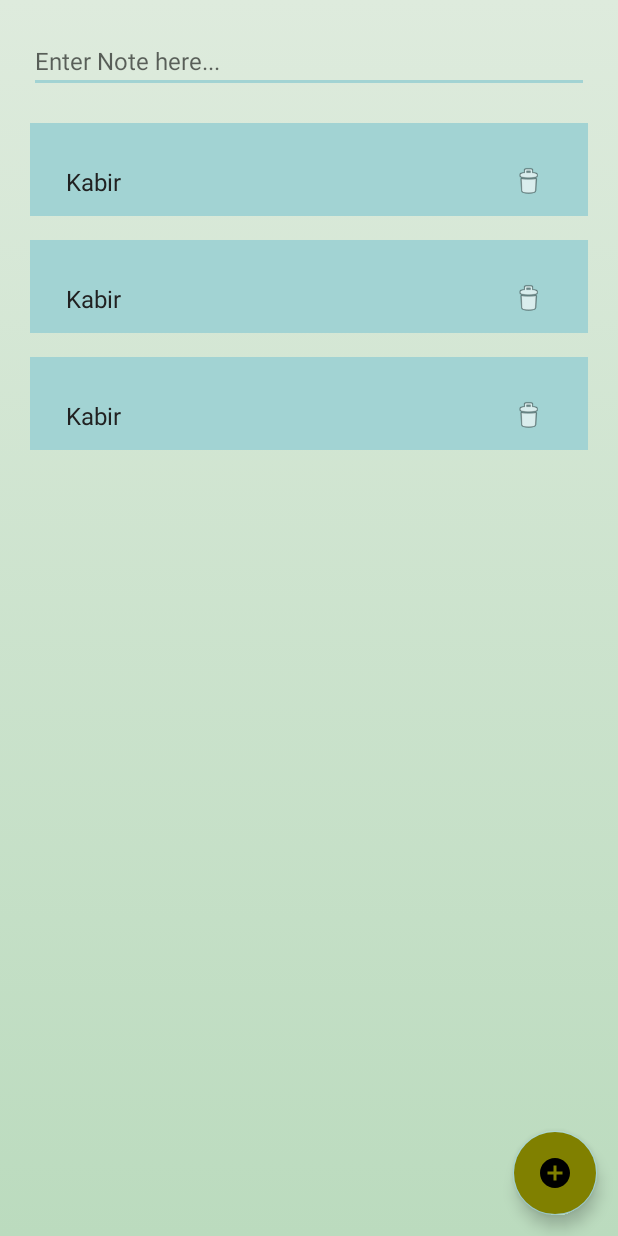
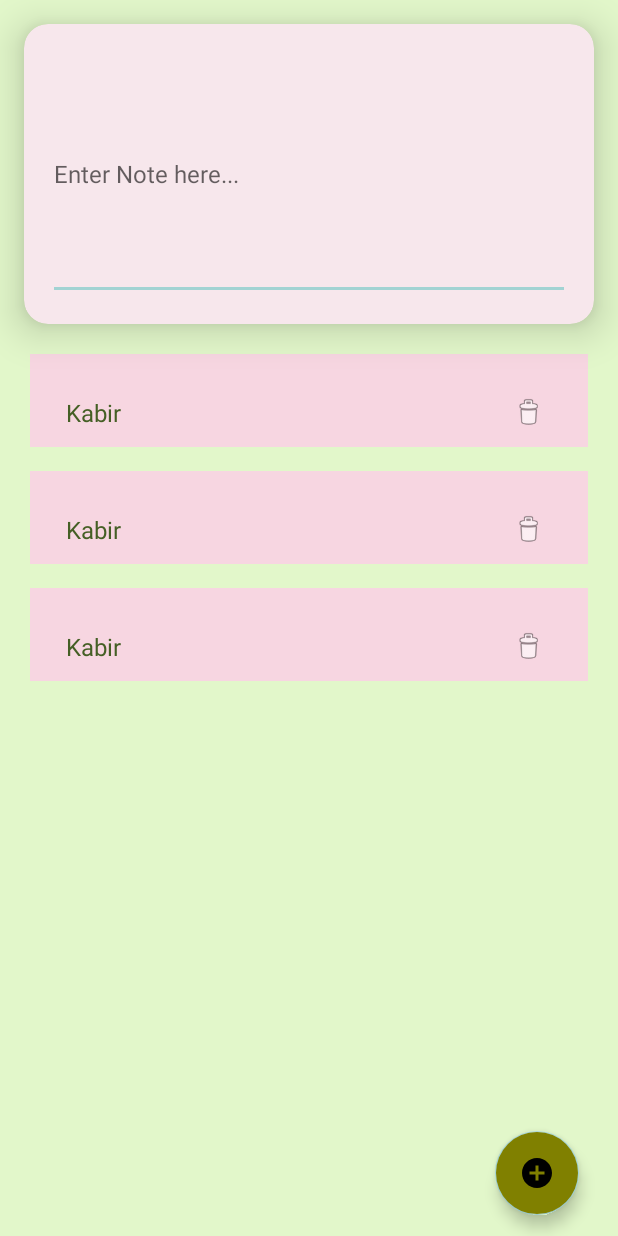
Before and after one commit to KabirTheCoder21/NotesApp, an Android app: the layout activity_main.xml on its own in the app's theme, with its tools: preview values and no code run, on a phone screen of 412 x 824 dp. Run offline under Robolectric (Android 15) with nearby library versions, the phone set to English and light mode, and no system bars.

Commit message:
Again updating

```diff
--- a/app/src/main/java/com/example/notesapp/NoteViewModel.kt
+++ b/app/src/main/java/com/example/notesapp/NoteViewModel.kt
@@ -16,6 +16,7 @@ class NoteViewModel(application: Application) : AndroidViewModel(application) {
          repository=NoteRepository(dao)
         allNotes=repository.allNotes
     }
+
     fun deleteNote(note:Note) = viewModelScope.launch(Dispatchers.IO){
         repository.delete(note)
     }
--- a/app/src/main/res/layout/activity_main.xml
+++ b/app/src/main/res/layout/activity_main.xml
@@ -1,49 +1,58 @@
 <?xml version="1.0" encoding="utf-8"?>
-<androidx.constraintlayout.widget.ConstraintLayout xmlns:android="http://schemas.android.com/apk/res/android"
+<androidx.constraintlayout.widget.ConstraintLayout
+    xmlns:android="http://schemas.android.com/apk/res/android"
     xmlns:app="http://schemas.android.com/apk/res-auto"
     xmlns:tools="http://schemas.android.com/tools"
     android:layout_width="match_parent"
-    android:background="@drawable/gradient_bcg"
+    android:background="#E2F7CA"
     android:layout_height="match_parent"
     tools:context=".MainActivity">
+<androidx.cardview.widget.CardView
+    android:id="@+id/textCV"
+    android:layout_width="match_parent"
+    android:layout_height="200dp"
+    android:layout_margin="16dp"
+    app:layout_constraintLeft_toLeftOf="parent"
+    app:layout_constraintRight_toRightOf="parent"
+    app:layout_constraintTop_toTopOf="parent"
+    app:cardElevation="16dp"
+    app:cardCornerRadius="16dp"
+    app:cardBackgroundColor="#F7E7EC">
+        <EditText
+            android:id="@+id/input"
+            android:layout_width="match_parent"
+            android:layout_height="match_parent"
+            android:layout_margin="16dp"
+            android:hint="Enter Note here..."
+            android:textSize="16sp"
+            app:layout_constraintLeft_toLeftOf="parent"
+            app:layout_constraintRight_toRightOf="parent"
+            app:layout_constraintTop_toTopOf="parent" />
 
-
-    <EditText
-        android:id="@+id/input"
+</androidx.cardview.widget.CardView>
+    <androidx.recyclerview.widget.RecyclerView
+        android:id="@+id/recyclerView"
         android:layout_width="match_parent"
-        android:layout_height="wrap_content"
-        app:layout_constraintTop_toTopOf="parent"
-        app:layout_constraintLeft_toLeftOf="parent"
-        app:layout_constraintRight_toRightOf="parent"
-        android:hint="Enter Note here..."
-        android:layout_margin="19dp"
-        android:textSize="16sp"
-/>
+        android:layout_height="0dp"
+        android:layout_margin="12dp"
+        app:layout_constraintBottom_toTopOf="@+id/addButton"
+        app:layout_constraintEnd_toEndOf="parent"
+        app:layout_constraintStart_toStartOf="parent"
+        app:layout_constraintTop_toBottomOf="@+id/textCV"
+        tools:listitem="@layout/item_note" />
 
     <com.google.android.material.floatingactionbutton.FloatingActionButton
         android:id="@+id/addButton"
         android:layout_width="wrap_content"
         android:layout_height="wrap_content"
+        android:layout_margin="14dp"
+        android:layout_marginBottom="56dp"
         android:backgroundTint="#808000"
-        android:layout_margin="14dp"
-        android:elevation="6dp"
         android:onClick="submitData"
         android:src="@drawable/ic_baseline_add_circle_24"
         app:fabSize="normal"
         app:layout_constraintBottom_toBottomOf="parent"
-
-        app:layout_constraintEnd_toEndOf="parent" />
-
-    <androidx.recyclerview.widget.RecyclerView
-        android:id="@+id/recyclerView"
-        android:layout_width="match_parent"
-        android:layout_height="0dp"
-        android:layout_margin="12dp"
-        app:layout_constraintTop_toBottomOf="@+id/input"
-        app:layout_constraintLeft_toLeftOf="parent"
-        app:layout_constraintBottom_toBottomOf="parent"
-        tools:listitem="@layout/item_note"
-
-        />
-
+        app:layout_constraintEnd_toEndOf="parent"
+        app:layout_constraintHorizontal_bias="0.963"
+        app:layout_constraintStart_toStartOf="parent" />
 </androidx.constraintlayout.widget.ConstraintLayout>
--- a/app/src/main/res/layout/item_note.xml
+++ b/app/src/main/res/layout/item_note.xml
@@ -5,7 +5,7 @@
     android:layout_width="match_parent"
     android:layout_height="wrap_content"
     android:layout_margin="8dp"
-    android:background="@color/teal_200">
+    android:background="#F7D6E1">
 
     <TextView
         android:id="@+id/text"
@@ -13,7 +13,7 @@
         android:layout_height="wrap_content"
         android:padding="12dp"
         android:layout_marginTop="16dp"
-        android:textColor="#212121"
+        android:textColor="#455F25"
         android:textSize="16sp"
         android:layout_marginLeft="12dp"
         app:layout_constraintLeft_toLeftOf="parent"
```
Also changed, not shown: app/src/main/java/com/example/notesapp/MainActivity.kt (+32 -6 lines), app/src/main/java/com/example/notesapp/notesRVAdapter.kt (+10 -1 lines).
